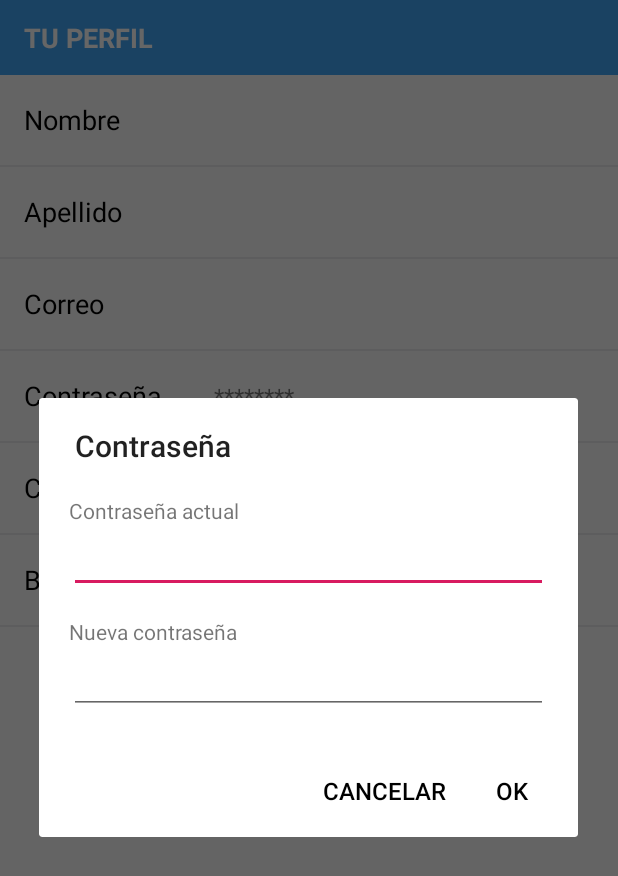
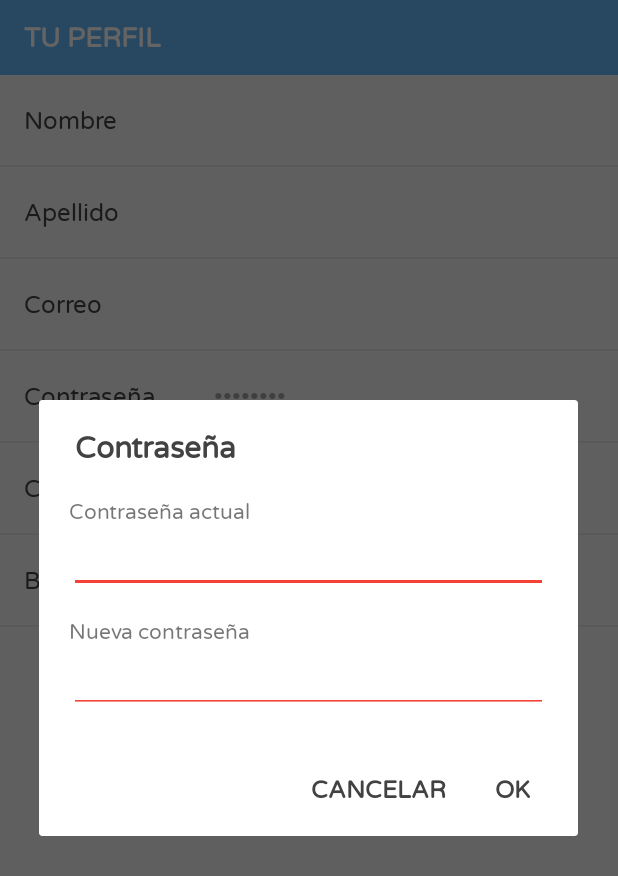
Before and after one commit to codelabs2019/axioma, an Android app: the fragment SettingsFragment shown on its own in the app's theme, after a tap on "Contraseña", on a phone screen of 412 x 824 dp. Shown: the top 876 px of the screen. Run offline under Robolectric (Android 15) with nearby library versions, the light colour scheme and no system bars; our stand-ins replace Volley.

Commit message:
Axioma App v2.2

```diff
--- a/AxiomaApp/app/src/main/AndroidManifest.xml
+++ b/AxiomaApp/app/src/main/AndroidManifest.xml
@@ -13,8 +13,7 @@
         android:theme="@style/AppTheme">
         <activity
             android:name=".activity.UserSessionActivity"
-            android:screenOrientation="portrait"
-            android:theme="@style/StatusBarRed"/>
+            android:screenOrientation="portrait" />
         <activity
             android:name=".activity.UniversityActivity"
             android:screenOrientation="portrait"
--- a/AxiomaApp/app/src/main/java/com/cjbensan/axiomaapp/activity/UserSessionActivity.java
+++ b/AxiomaApp/app/src/main/java/com/cjbensan/axiomaapp/activity/UserSessionActivity.java
@@ -1,7 +1,9 @@
 package com.cjbensan.axiomaapp.activity;
 
+import android.content.res.Resources;
 import android.support.annotation.NonNull;
 import android.support.design.widget.BottomNavigationView;
+import android.support.v4.content.res.ResourcesCompat;
 import android.support.v4.view.ViewPager;
 import android.support.v7.app.AppCompatActivity;
 import android.os.Bundle;
@@ -29,6 +31,8 @@ public class UserSessionActivity extends AppCompatActivity {
     protected void onCreate(Bundle savedInstanceState) {
         super.onCreate(savedInstanceState);
         setContentView(R.layout.activity_user_session);
+
+        getWindow().setStatusBarColor(ResourcesCompat.getColor(getResources(), R.color.colorRed, null));
 
         setupViewPager();
         setupBottomNavigation();
--- a/AxiomaApp/app/src/main/java/com/cjbensan/axiomaapp/dialog/EmailDialog.java
+++ b/AxiomaApp/app/src/main/java/com/cjbensan/axiomaapp/dialog/EmailDialog.java
@@ -29,6 +29,7 @@ public class EmailDialog extends SettingsDialog {
 
         final EditText input = (EditText) dialog.findViewById(R.id.input_email);
         input.setText(value);
+        input.setSelection(value.length());
 
         AlertDialog.Builder builder = new AlertDialog.Builder(getActivity());
         builder.setView(dialog)
--- a/AxiomaApp/app/src/main/java/com/cjbensan/axiomaapp/dialog/NameDialog.java
+++ b/AxiomaApp/app/src/main/java/com/cjbensan/axiomaapp/dialog/NameDialog.java
@@ -29,6 +29,7 @@ public class NameDialog extends SettingsDialog {
 
         final EditText input = (EditText) dialog.findViewById(R.id.input_name);
         input.setText(value);
+        input.setSelection(value.length());
 
         AlertDialog.Builder builder = new AlertDialog.Builder(getActivity());
         builder.setView(dialog)
--- a/AxiomaApp/app/src/main/java/com/cjbensan/axiomaapp/dialog/SettingsDialog.java
+++ b/AxiomaApp/app/src/main/java/com/cjbensan/axiomaapp/dialog/SettingsDialog.java
@@ -1,9 +1,13 @@
 package com.cjbensan.axiomaapp.dialog;
 
 import android.app.AlertDialog;
-import android.graphics.Color;
+import android.graphics.Typeface;
 import android.support.v4.app.DialogFragment;
+import android.support.v4.content.res.ResourcesCompat;
 import android.widget.Button;
+import android.widget.TextView;
+
+import com.cjbensan.axiomaapp.R;
 
 public class SettingsDialog extends DialogFragment {
 
@@ -15,12 +19,26 @@ public class SettingsDialog extends DialogFragment {
     public void onStart() {
         super.onStart();
 
+        /*int colorRed = ResourcesCompat.getColor(getResources(), R.color.colorRed, null);*/
+
+        AlertDialog dialogObject = (AlertDialog) getDialog();
+        int titleId = getResources().getIdentifier( "alertTitle", "id", "android" );
+        if (titleId > 0) {
+            TextView dialogTitle = (TextView) dialogObject.findViewById(titleId);
+            if (dialogTitle != null) {
+                dialogTitle.setTextColor(0xFF424242);
+                dialogTitle.setTypeface(ResourcesCompat.getFont(getActivity(), R.font.varela_round), Typeface.BOLD);
+            }
+        }
+
         Button positive = ((AlertDialog) getDialog()).getButton(AlertDialog.BUTTON_POSITIVE);
         positive.setTextSize(16.0f);
-        positive.setTextColor(Color.BLACK);
+        positive.setTypeface(ResourcesCompat.getFont(getActivity(), R.font.varela_round), Typeface.BOLD);
+                positive.setTextColor(0xFF424242);
 
         Button negative = ((AlertDialog) getDialog()).getButton(AlertDialog.BUTTON_NEGATIVE);
         negative.setTextSize(16.0f);
-        negative.setTextColor(Color.BLACK);
+        negative.setTypeface(ResourcesCompat.getFont(getActivity(), R.font.varela_round), Typeface.BOLD);
+        negative.setTextColor(0xFF424242);
     }
 }
--- a/AxiomaApp/app/src/main/java/com/cjbensan/axiomaapp/fragment/SettingsFragment.java
+++ b/AxiomaApp/app/src/main/java/com/cjbensan/axiomaapp/fragment/SettingsFragment.java
@@ -138,11 +138,15 @@ public class SettingsFragment extends Fragment {
     private void setupSettingsData() {
         Student student = SharedPreferencesManager.getInstance(getActivity()).getStudent();
 
+        String password = "";
+        for (int i = 0; i < 8; i++) {
+            password += "\u2022";
+        }
 
         items.add(new SettingsRow(FORENAME, "Nombre", student.getForename()));
         items.add(new SettingsRow(SURNAME, "Apellido", student.getSurname()));
         items.add(new SettingsRow(EMAIL, "Correo", student.getEmail()));
-        items.add(new SettingsRow(PASSWORD, "Contraseña", "********"));
+        items.add(new SettingsRow(PASSWORD, "Contraseña", password));
         items.add(new SettingsRow(LOGOUT, "Cerrar sesión", ""));
         items.add(new SettingsRow(DELETE, "Borrar cuenta", ""));
 
--- a/AxiomaApp/app/src/main/res/layout/dialog_delete.xml
+++ b/AxiomaApp/app/src/main/res/layout/dialog_delete.xml
@@ -10,6 +10,7 @@
         android:layout_width="match_parent"
         android:layout_height="wrap_content"
         android:textSize="16sp"
+        android:fontFamily="@font/varela_round"
         android:text="@string/delete_message"/>
 
 </LinearLayout>
--- a/AxiomaApp/app/src/main/res/layout/dialog_email.xml
+++ b/AxiomaApp/app/src/main/res/layout/dialog_email.xml
@@ -10,6 +10,9 @@
         android:id="@+id/input_email"
         android:layout_width="match_parent"
         android:layout_height="wrap_content"
-        android:inputType="textEmailAddress"/>
+        android:inputType="textEmailAddress"
+        android:fontFamily="@font/varela_round"
+        android:textColor="#424242"
+        android:backgroundTint="@color/colorRed"/>
 
 </LinearLayout>
--- a/AxiomaApp/app/src/main/res/layout/dialog_logout.xml
+++ b/AxiomaApp/app/src/main/res/layout/dialog_logout.xml
@@ -10,6 +10,7 @@
         android:layout_width="match_parent"
         android:layout_height="wrap_content"
         android:textSize="16sp"
+        android:fontFamily="@font/varela_round"
         android:text="@string/logout_message"/>
 
 </LinearLayout>
--- a/AxiomaApp/app/src/main/res/layout/dialog_name.xml
+++ b/AxiomaApp/app/src/main/res/layout/dialog_name.xml
@@ -10,6 +10,9 @@
         android:id="@+id/input_name"
         android:layout_width="match_parent"
         android:layout_height="wrap_content"
-        android:inputType="textPersonName"/>
+        android:inputType="textPersonName"
+        android:fontFamily="@font/varela_round"
+        android:textColor="#424242"
+        android:backgroundTint="@color/colorRed"/>
 
 </LinearLayout>
--- a/AxiomaApp/app/src/main/res/layout/dialog_password.xml
+++ b/AxiomaApp/app/src/main/res/layout/dialog_password.xml
@@ -9,24 +9,32 @@
     <TextView
         android:layout_width="match_parent"
         android:layout_height="wrap_content"
+        android:fontFamily="@font/varela_round"
         android:text="@string/current_password"/>
 
     <EditText
         android:id="@+id/input_current_password"
         android:layout_width="match_parent"
         android:layout_height="wrap_content"
-        android:inputType="textPassword"/>
+        android:inputType="textPassword"
+        android:fontFamily="@font/varela_round"
+        android:textColor="#424242"
+        android:backgroundTint="@color/colorRed"/>
 
     <TextView
         android:layout_width="match_parent"
         android:layout_height="wrap_content"
         android:layout_marginTop="16dp"
+        android:fontFamily="@font/varela_round"
         android:text="@string/new_password"/>
 
     <EditText
         android:id="@+id/input_new_password"
         android:layout_width="match_parent"
         android:layout_height="wrap_content"
-        android:inputType="textPassword"/>
+        android:inputType="textPassword"
+        android:fontFamily="@font/varela_round"
+        android:textColor="#424242"
+        android:backgroundTint="@color/colorRed"/>
 
 </LinearLayout>
--- a/AxiomaApp/app/src/main/res/layout/fragment_settings.xml
+++ b/AxiomaApp/app/src/main/res/layout/fragment_settings.xml
@@ -13,11 +13,12 @@
         android:layout_alignParentStart="true"
         android:layout_alignParentEnd="true"
         android:layout_alignParentTop="true"
-        android:background="#42A5F5"
+        android:background="#64B5F6"
         android:gravity="center_vertical"
         android:paddingStart="16dp"
         android:paddingEnd="16dp"
-        android:textColor="@android:color/white"
+        android:fontFamily="@font/varela_round"
+        android:textColor="@color/colorWhite"
         android:textStyle="bold"
         android:textSize="18sp"
         android:text="@string/profile" />
@@ -28,6 +29,7 @@
         android:layout_height="match_parent"
         android:layout_alignParentStart="true"
         android:layout_alignParentEnd="true"
-        android:layout_below="@id/txt_profile"/>
+        android:layout_below="@id/txt_profile"
+        android:background="#EEEEEE"/>
 
 </RelativeLayout>
--- a/AxiomaApp/app/src/main/res/layout/settings_list_row.xml
+++ b/AxiomaApp/app/src/main/res/layout/settings_list_row.xml
@@ -7,6 +7,7 @@
     android:clickable="true"
     android:focusable="true"
     android:foreground="?selectableItemBackground"
+    android:background="#EEEEEE"
     android:orientation="horizontal">
 
     <TextView
@@ -15,8 +16,9 @@
         android:layout_height="60dp"
         android:layout_weight="1"
         android:gravity="center_vertical"
-        android:textColor="@android:color/black"
-        android:textSize="18sp"/>
+        android:fontFamily="@font/varela_round"
+        android:textColor="#424242"
+        android:textSize="16sp"/>
 
     <TextView
         android:id="@+id/txt_value"
@@ -24,6 +26,8 @@
         android:layout_height="60dp"
         android:layout_weight="2"
         android:gravity="center_vertical"
-        android:textSize="16sp"/>
+        android:fontFamily="@font/varela_round"
+        android:textColor="#9E9E9E"
+        android:textSize="15sp"/>
 
 </LinearLayout>
```
